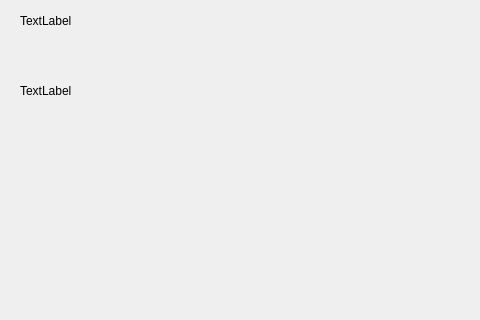
Qt form gameform.ui (Jiny-perez/ProyectoBuscaMinas_Programacion3) before a commit; both pictures show x 0 to 480 and y 100 to 420 of the 905 by 600 pixel window.
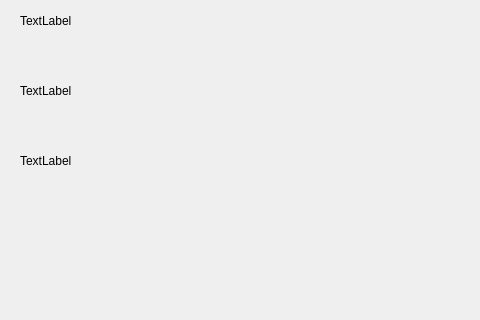
The same form after that commit.

```diff
--- a/gameform.ui
+++ b/gameform.ui
@@ -52,7 +52,20 @@
     <string>TextLabel</string>
    </property>
   </widget>
-  <widget class="QWidget" name="widget" native="true">
+  <widget class="QLabel" name="timerLabel">
+   <property name="geometry">
+    <rect>
+     <x>20</x>
+     <y>230</y>
+     <width>121</width>
+     <height>61</height>
+    </rect>
+   </property>
+   <property name="text">
+    <string>TextLabel</string>
+   </property>
+  </widget>
+  <widget class="QWidget" name="boardContainer" native="true">
    <property name="geometry">
     <rect>
      <x>190</x>
```
Left out of the diff: 6 changed lines with no effect on the pictures.
